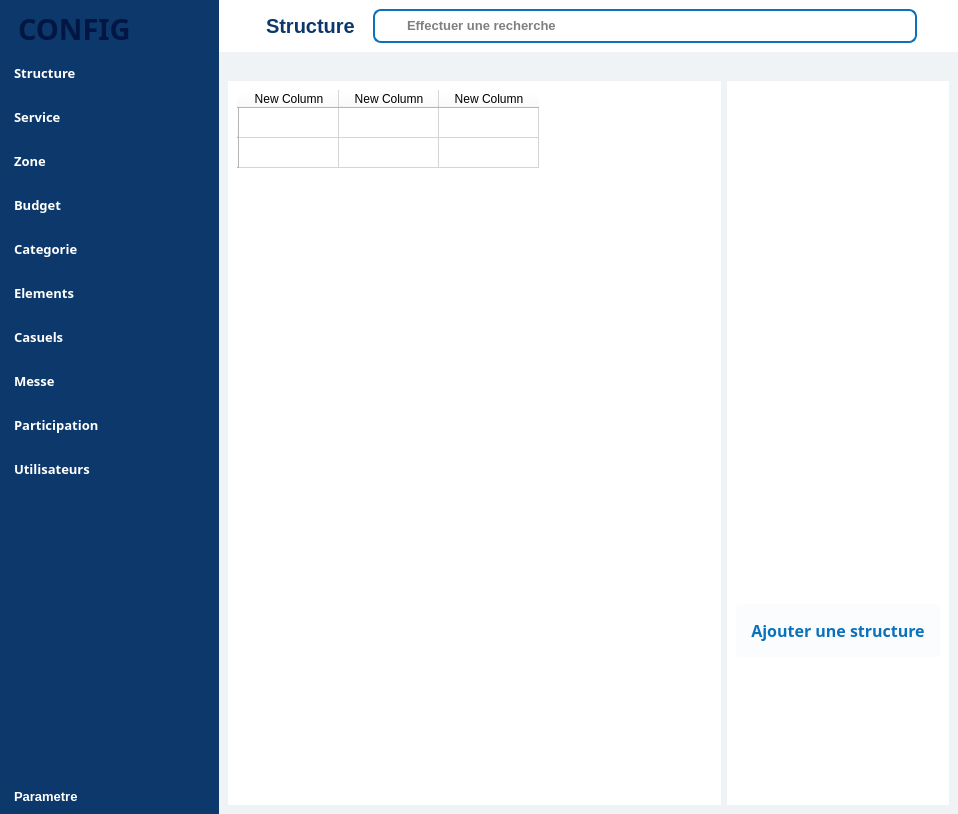
Above: ui/main.ui from IDRISSHACKER/getdiocese before the change. Below: the same form after it.
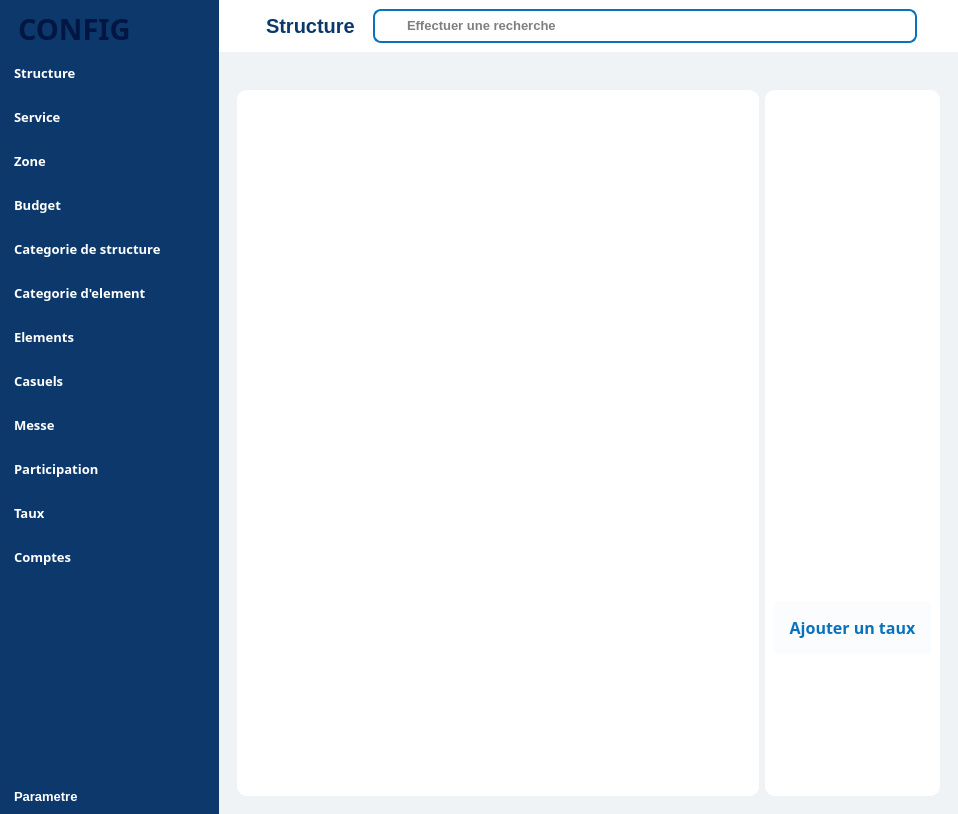
That is the form after the change. The open tabs and pages were chosen to show the change. Icons and pictures are not drawn.

The edit to the form file:
```diff
--- a/ui/main.ui
+++ b/ui/main.ui
@@ -55,7 +55,7 @@
 	background: #fff;
 }
 
-#dashboardBtn, #structureBtn, #serviceBtn, #versementBtn, #compteBtn, #zoneBtn, #budgetBtn, #categorieBtn, #settingsBtn, #elementBtn, #casuelBtn, #versementCasuelBtn, #messeBtn, #versementMesseBtn, #participationBtn{
+#dashboardBtn, #structureBtn, #serviceBtn, #versementBtn, #compteBtn, #zoneBtn, #budgetBtn, #categorieBtn, #settingsBtn, #elementBtn, #casuelBtn, #versementCasuelBtn, #messeBtn, #versementMesseBtn, #participationBtn,#categorieStruct, #tauxBtn{
 	color: #fff;
 	padding: 10px 5px;
 	text-align: left;
@@ -358,6 +358,41 @@
                </property>
               </widget>
              </item>
+             <item>
+              <widget class="QPushButton" name="categorieStruct">
+               <property name="font">
+                <font>
+                 <family>GeForce</family>
+                 <pointsize>10</pointsize>
+                 <weight>75</weight>
+                 <italic>false</italic>
+                 <bold>true</bold>
+                 <underline>false</underline>
+                 <strikeout>false</strikeout>
+                 <kerning>true</kerning>
+                </font>
+               </property>
+               <property name="cursor">
+                <cursorShape>PointingHandCursor</cursorShape>
+               </property>
+               <property name="layoutDirection">
+                <enum>Qt::LeftToRight</enum>
+               </property>
+               <property name="text">
+                <string>Categorie de structure</string>
+               </property>
+               <property name="icon">
+                <iconset>
+                 <normaloff>../static/asset/icons/white/folder.svg</normaloff>../static/asset/icons/white/folder.svg</iconset>
+               </property>
+               <property name="iconSize">
+                <size>
+                 <width>25</width>
+                 <height>25</height>
+                </size>
+               </property>
+              </widget>
+             </item>
              <item>
               <widget class="QPushButton" name="categorieBtn">
                <property name="font">
@@ -379,7 +414,7 @@
                 <enum>Qt::LeftToRight</enum>
                </property>
                <property name="text">
-                <string>Categorie</string>
+                <string>Categorie d'element</string>
                </property>
                <property name="icon">
                 <iconset>
@@ -533,6 +568,41 @@
                </property>
               </widget>
              </item>
+             <item>
+              <widget class="QPushButton" name="tauxBtn">
+               <property name="font">
+                <font>
+                 <family>GeForce</family>
+                 <pointsize>10</pointsize>
+                 <weight>75</weight>
+                 <italic>false</italic>
+                 <bold>true</bold>
+                 <underline>false</underline>
+                 <strikeout>false</strikeout>
+                 <kerning>true</kerning>
+                </font>
+               </property>
+               <property name="cursor">
+                <cursorShape>PointingHandCursor</cursorShape>
+               </property>
+               <property name="layoutDirection">
+                <enum>Qt::LeftToRight</enum>
+               </property>
+               <property name="text">
+                <string>Taux</string>
+               </property>
+               <property name="icon">
+                <iconset>
+                 <normaloff>../static/asset/icons/white/slack.svg</normaloff>../static/asset/icons/white/slack.svg</iconset>
+               </property>
+               <property name="iconSize">
+                <size>
+                 <width>25</width>
+                 <height>25</height>
+                </size>
+               </property>
+              </widget>
+             </item>
              <item>
               <widget class="QPushButton" name="compteBtn">
                <property name="font">
@@ -554,7 +624,7 @@
                 <enum>Qt::LeftToRight</enum>
                </property>
                <property name="text">
-                <string>Utilisateurs</string>
+                <string>Comptes</string>
                </property>
                <property name="icon">
                 <iconset>
@@ -1333,31 +1403,6 @@
                 <property name="styleSheet">
                  <string notr="true">background-color: rgb(255, 255, 255);</string>
                 </property>
-                <row>
-                 <property name="text">
-                  <string/>
-                 </property>
-                </row>
-                <row>
-                 <property name="text">
-                  <string/>
-                 </property>
-                </row>
-                <column>
-                 <property name="text">
-                  <string>New Column</string>
-                 </property>
-                </column>
-                <column>
-                 <property name="text">
-                  <string>New Column</string>
-                 </property>
-                </column>
-                <column>
-                 <property name="text">
-                  <string>New Column</string>
-                 </property>
-                </column>
                </widget>
               </item>
              </layout>
@@ -2777,6 +2822,107 @@
            </item>
           </layout>
          </widget>
+         <widget class="QWidget" name="taux">
+          <layout class="QVBoxLayout" name="verticalLayout_38">
+           <item>
+            <widget class="QFrame" name="frame_3">
+             <property name="frameShape">
+              <enum>QFrame::StyledPanel</enum>
+             </property>
+             <property name="frameShadow">
+              <enum>QFrame::Raised</enum>
+             </property>
+             <layout class="QHBoxLayout" name="horizontalLayout_41">
+              <item>
+               <widget class="QWidget" name="tableData_14" native="true">
+                <property name="styleSheet">
+                 <string notr="true">background:white;
+border-radius: 10px;</string>
+                </property>
+                <layout class="QHBoxLayout" name="horizontalLayout_42">
+                 <item>
+                  <widget class="QTableWidget" name="tauxTable"/>
+                 </item>
+                </layout>
+               </widget>
+              </item>
+              <item>
+               <widget class="QWidget" name="actions_service_8" native="true">
+                <property name="styleSheet">
+                 <string notr="true">background:white;
+border-radius: 10px;</string>
+                </property>
+                <layout class="QVBoxLayout" name="verticalLayout_37">
+                 <item>
+                  <widget class="QLabel" name="serviceLabel_13">
+                   <property name="maximumSize">
+                    <size>
+                     <width>300</width>
+                     <height>230</height>
+                    </size>
+                   </property>
+                   <property name="text">
+                    <string/>
+                   </property>
+                   <property name="pixmap">
+                    <pixmap>../static/asset/other/bg15-1.png</pixmap>
+                   </property>
+                   <property name="scaledContents">
+                    <bool>true</bool>
+                   </property>
+                  </widget>
+                 </item>
+                 <item>
+                  <widget class="QPushButton" name="addTaux">
+                   <property name="font">
+                    <font>
+                     <family>GeForce</family>
+                     <pointsize>12</pointsize>
+                     <weight>75</weight>
+                     <bold>true</bold>
+                    </font>
+                   </property>
+                   <property name="cursor">
+                    <cursorShape>PointingHandCursor</cursorShape>
+                   </property>
+                   <property name="styleSheet">
+                    <string notr="true">#addTaux{
+	background: rgb(10, 114, 189, 0.02);
+	color: rgb(10, 114, 189);
+	border-radius:4px;
+	padding: 15px
+}
+
+#addTaux:hover{
+	background: rgb(10, 114, 189, 0.3);
+	color: rgb(10, 114, 189);
+	border-radius:4px
+}
+</string>
+                   </property>
+                   <property name="text">
+                    <string>Ajouter un taux</string>
+                   </property>
+                   <property name="icon">
+                    <iconset>
+                     <normaloff>../static/asset/icons/blue/copy.svg</normaloff>../static/asset/icons/blue/copy.svg</iconset>
+                   </property>
+                   <property name="iconSize">
+                    <size>
+                     <width>25</width>
+                     <height>25</height>
+                    </size>
+                   </property>
+                  </widget>
+                 </item>
+                </layout>
+               </widget>
+              </item>
+             </layout>
+            </widget>
+           </item>
+          </layout>
+         </widget>
         </widget>
        </item>
       </layout>
```
Left out of the diff: 375 changed lines with no effect on the pictures.
